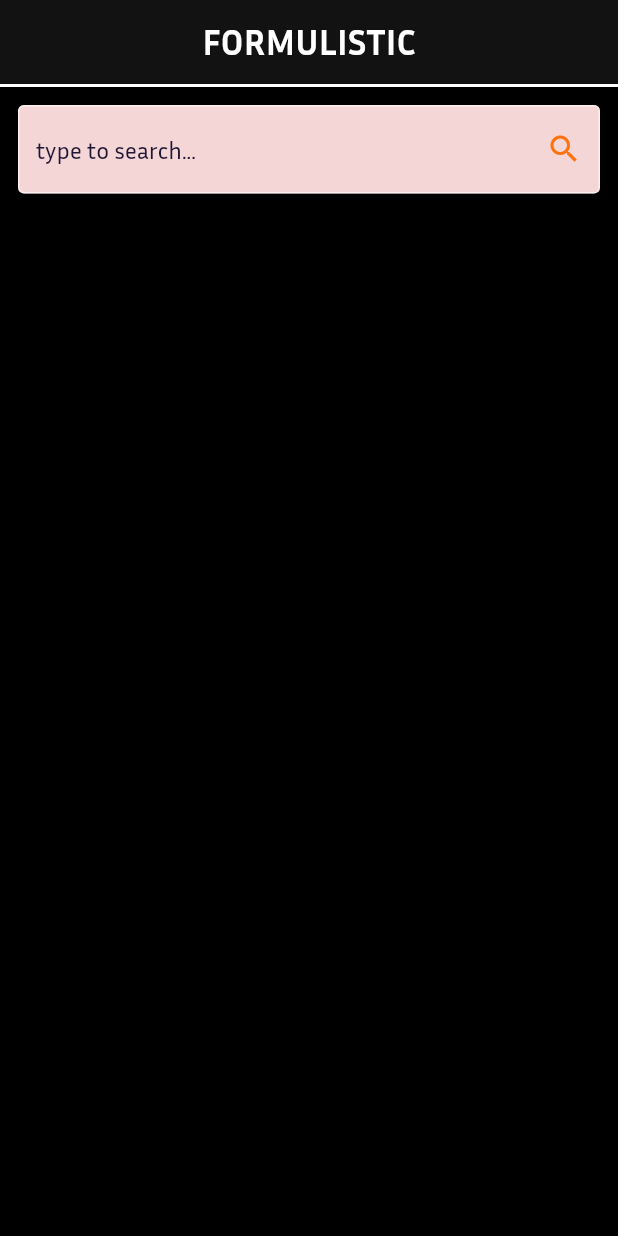
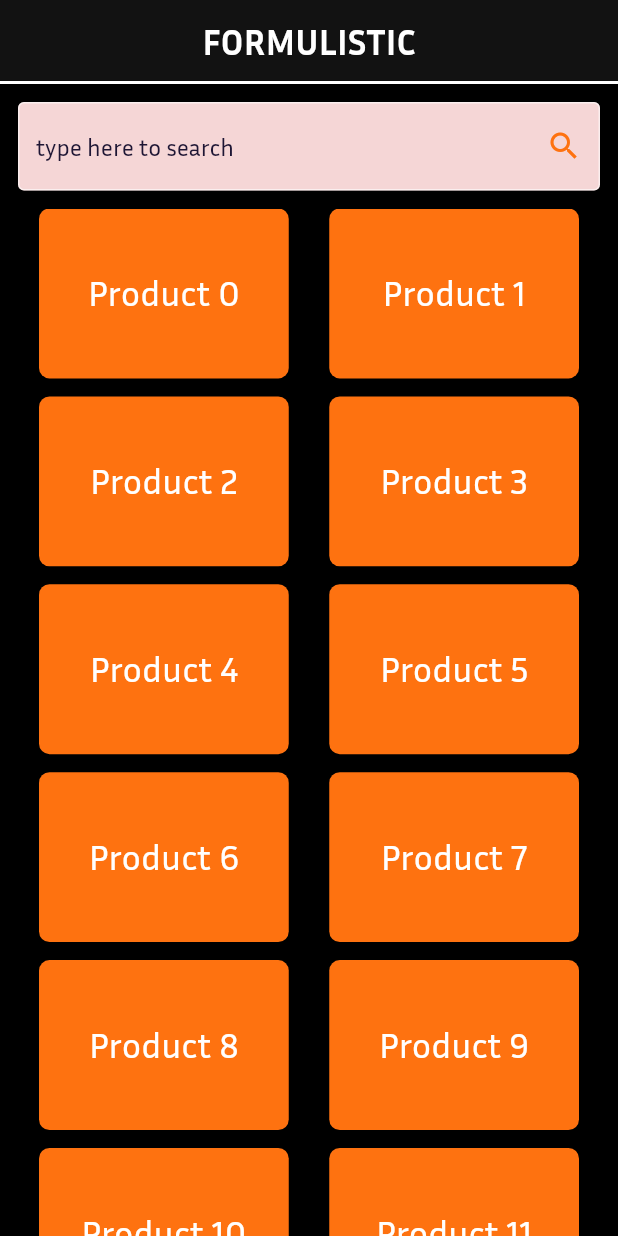
Before and after one commit to userabhibhullar/formulistic, a Flutter app: the screen it shows after launch, on a phone screen of 412 x 824 dp. Run offline on Flutter 3.47's test engine with Material 2 defaults, Android fonts, the phone set to English and light mode, and no system bars; our stand-ins replace cloud_firestore, firebase_core; accounts and stored records are empty; generated files the repository leaves out were written again.

Commit message:
search system and sub category

```diff
--- /dev/null
+++ b/lib/components/searchbar.dart
@@ -0,0 +1,39 @@
+import 'package:flutter/material.dart';
+import 'package:formulistic/utils/color.dart';
+
+class AppSearch extends StatelessWidget {
+  final String searchText;
+  final void Function(String)? onChange;
+  const AppSearch({Key? key, required this.searchText, required this.onChange})
+      : super(key: key);
+
+  @override
+  Widget build(BuildContext context) {
+    return Padding(
+      padding: const EdgeInsets.only(top: 12, left: 12, right: 12),
+      child: Directionality(
+        textDirection: TextDirection.ltr,
+        child: TextField(
+          onChanged: onChange,
+          style: TextStyle(color: AppColor.secondaryContainerText),
+          decoration: InputDecoration(
+            focusColor: AppColor.secondary,
+            focusedBorder: OutlineInputBorder(
+                borderSide: BorderSide(color: AppColor.background)),
+            filled: true,
+            fillColor: AppColor.secondaryContainer,
+            border: OutlineInputBorder(
+              borderSide: BorderSide(width: 3, color: AppColor.primary),
+            ),
+            suffixIcon: Icon(
+              Icons.search,
+              color: AppColor.secondary,
+            ),
+            hintText: searchText,
+            hintStyle: TextStyle(color: AppColor.secondaryContainerText),
+          ),
+        ),
+      ),
+    );
+  }
+}
--- /dev/null
+++ b/lib/components/topic_widget.dart
@@ -0,0 +1,28 @@
+import 'package:flutter/material.dart';
+import 'package:formulistic/screens/subcat.dart';
+import 'package:formulistic/utils/color.dart';
+
+class TopicWidget extends StatelessWidget {
+  final String text;
+  const TopicWidget({Key? key, required this.text}) : super(key: key);
+
+  @override
+  Widget build(BuildContext context) {
+    return GestureDetector(
+      onTap: () => {
+        Navigator.push(context,
+            MaterialPageRoute(builder: (context) => Subcat(title: text)))
+      },
+      child: Container(
+        decoration: BoxDecoration(
+            color: AppColor.secondary, borderRadius: BorderRadius.circular(7)),
+        child: Center(
+          child: Text(
+            text,
+            style: TextStyle(color: AppColor.primary, fontSize: 24),
+          ),
+        ),
+      ),
+    );
+  }
+}
--- a/lib/main.dart
+++ b/lib/main.dart
@@ -1,7 +1,13 @@
+import 'package:firebase_core/firebase_core.dart';
 import 'package:flutter/material.dart';
+import 'package:formulistic/firebase_options.dart';
 import 'package:formulistic/screens/home.dart';
 
-void main() {
+void main() async {
+  WidgetsFlutterBinding.ensureInitialized();
+  await Firebase.initializeApp(
+    options: DefaultFirebaseOptions.currentPlatform,
+  );
   runApp(const MainApp());
 }
 
@@ -20,7 +26,9 @@
           background: Colors.black,
           secondary: Color.fromRGBO(254, 114, 16, 1.0),
           secondaryContainer: Color.fromRGBO(245, 214, 214, 1.0),
-              onSecondaryContainer: Color.fromRGBO(30, 22, 52, 1.0)),
-        ));
+          onSecondaryContainer: Color.fromRGBO(30, 22, 52, 1.0),
+        ),
+      ),
+    );
   }
 }
--- /dev/null
+++ b/lib/models/topics.dart
@@ -0,0 +1,7 @@
+import 'package:flutter/material.dart';
+
+class Topics {
+  String? name;
+  String? subcat;
+  Topics(this.name, this.subcat);
+}
--- a/lib/screens/home.dart
+++ b/lib/screens/home.dart
@@ -1,55 +1,76 @@
+import 'package:cloud_firestore/cloud_firestore.dart';
 import 'package:flutter/material.dart';
+import 'package:formulistic/components/searchbar.dart';
+import 'package:formulistic/components/topic_widget.dart';
+import 'package:formulistic/models/topics.dart';
+import 'package:formulistic/utils/color.dart';
 
-class Home extends StatelessWidget {
+class Home extends StatefulWidget {
   const Home({Key? key}) : super(key: key);
 
   @override
+  State<Home> createState() => _HomeState();
+}
+
+class _HomeState extends State<Home> {
+  // Main list
+  static List<Topics> topics =
+      List.generate(100, (index) => Topics("Product ${index}", "${index}"))
+          .toList();
+  // Displaying list
+  List<Topics> displayed_topics = List.from(topics);
+  // filtering result
+  void _filterResult(String text) {
+    setState(() {
+      displayed_topics = topics
+          .where((element) =>
+              element.name!.toLowerCase().contains(text.toLowerCase()))
+          .toList();
+    });
+  }
+
+  @override
   Widget build(BuildContext context) {
-    Color primary = Theme.of(context).colorScheme.primary;
-    Color background = Theme.of(context).colorScheme.background;
-    Color secondary = Theme.of(context).colorScheme.secondary;
-    Color secondaryContainer = Theme.of(context).colorScheme.secondaryContainer;
-    Color secondaryContainerText =
-        Theme.of(context).colorScheme.onSecondaryContainer;
-    Theme.of(context).colorScheme.onSecondaryContainer;
     return Scaffold(
-        backgroundColor: background,
+        backgroundColor: AppColor.background,
         appBar: AppBar(
-          foregroundColor: primary,
+          foregroundColor: AppColor.primary,
           title: const Text(
             "FORMULISTIC",
             style: TextStyle(fontSize: 24, fontWeight: FontWeight.w700),
           ),
           centerTitle: true,
+          shape: Border(
+            bottom: BorderSide(color: AppColor.primary, width: 2),
+          ),
           elevation: 0,
         ),
         body: Column(
           children: [
-            Container(height: 2, color: primary),
-            Padding(
-                padding: const EdgeInsets.only(top: 12, left: 12, right: 12),
-                child: Directionality(
-                  textDirection: TextDirection.ltr,
-                  child: TextField(
-                    style: TextStyle(color: secondaryContainerText),
-                    decoration: InputDecoration(
-                      focusColor: secondary,
-                      focusedBorder: OutlineInputBorder(
-                          borderSide: BorderSide(color: background)),
-                      filled: true,
-                      fillColor: secondaryContainer,
-                      border: OutlineInputBorder(
-                        borderSide: BorderSide(width: 3, color: primary),
-                      ),
-                      suffixIcon: Icon(
-                        Icons.search,
-                        color: secondary,
-                      ),
-                      hintText: "type to search...",
-                      hintStyle: TextStyle(color: secondaryContainerText),
-                    ),
-                  ),
-                ))
+            // Search bar
+            AppSearch(
+              searchText: 'type here to search',
+              onChange: (value) => _filterResult(value),
+            ),
+            // Space
+            const SizedBox(height: 12),
+            Expanded(
+              child: Container(
+                width: 360,
+                child: GridView.builder(
+                    scrollDirection: Axis.vertical,
+                    gridDelegate:
+                        const SliverGridDelegateWithFixedCrossAxisCount(
+                            crossAxisCount: 2,
+                            mainAxisSpacing: 12,
+                            crossAxisSpacing: 27,
+                            childAspectRatio: 147 / 100),
+                    itemCount: displayed_topics.length,
+                    itemBuilder: (context, index) {
+                      return TopicWidget(text: displayed_topics[index].name!);
+                    }),
+              ),
+            )
           ],
         ));
   }
--- /dev/null
+++ b/lib/screens/subcat.dart
@@ -0,0 +1,34 @@
+import 'package:flutter/material.dart';
+import 'package:formulistic/utils/color.dart';
+
+class Subcat extends StatefulWidget {
+  final String title;
+  const Subcat({Key? key, required this.title}) : super(key: key);
+
+  @override
+  _SubcatState createState() => _SubcatState();
+}
+
+class _SubcatState extends State<Subcat> {
+  @override
+  Widget build(BuildContext context) {
+    return Scaffold(
+      backgroundColor: AppColor.background,
+      appBar: AppBar(
+        foregroundColor: AppColor.primary,
+        title: Text(
+          widget.title,
+          style: TextStyle(
+            color: AppColor.primary,
+            fontWeight: FontWeight.w700,
+          ),
+        ),
+        centerTitle: true,
+        elevation: 0,
+        shape: Border(
+          bottom: BorderSide(color: AppColor.primary, width: 2),
+        ),
+      ),
+    );
+  }
+}
--- /dev/null
+++ b/lib/utils/color.dart
@@ -0,0 +1,9 @@
+import 'package:flutter/material.dart';
+
+class AppColor {
+  static Color primary = Colors.white;
+  static Color background = Colors.black;
+  static Color secondary = const Color.fromRGBO(254, 114, 16, 1.0);
+  static Color secondaryContainer = const Color.fromRGBO(245, 214, 214, 1.0);
+  static Color secondaryContainerText = const Color.fromRGBO(30, 22, 52, 1.0);
+}
--- a/pubspec.yaml
+++ b/pubspec.yaml
@@ -8,6 +8,7 @@
 
 dependencies:
   cloud_firestore: ^4.12.1
+  firebase_core: ^2.20.0
   flutter:
     sdk: flutter
 
```
Also changed, not shown: pubspec.lock. Lines whose indentation alone changed are shown as unchanged.
